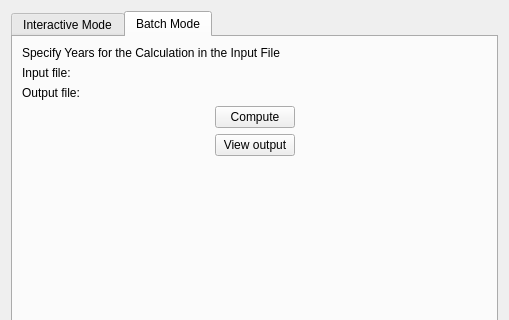
This is kstars/tools/modcalcvizequinox.ui in KDE/kstars as Qt 5 draws it before an edit; both pictures show x 0 to 509 and y 0 to 320 of the 509 by 520 pixel window. The edited form follows.
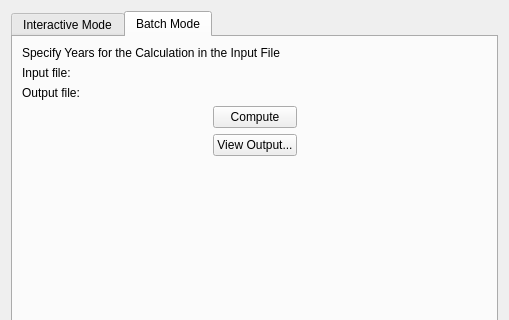
This is the edited form. The open tabs and pages were chosen to show the change. Custom widgets are drawn as their Qt base class.

```diff
--- a/kstars/tools/modcalcvizequinox.ui
+++ b/kstars/tools/modcalcvizequinox.ui
@@ -316,7 +316,7 @@
            <item>
             <widget class="QPushButton" name="ViewButtonBatch">
              <property name="text">
-              <string>View output</string>
+              <string>View Output...</string>
              </property>
             </widget>
            </item>
```
